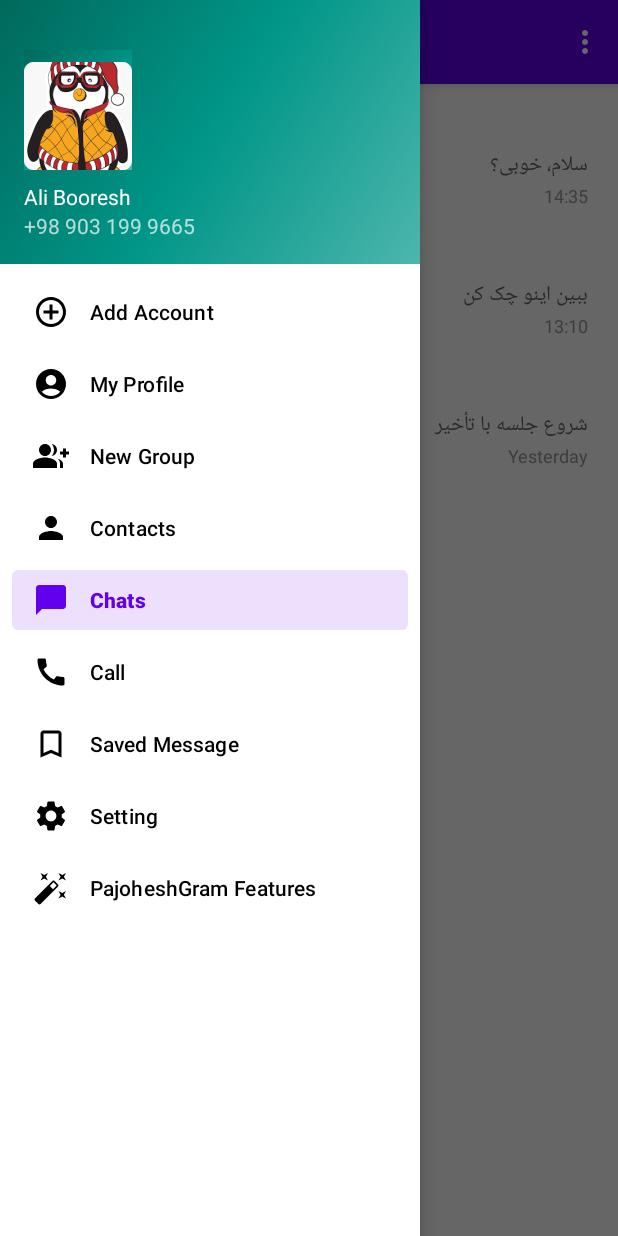
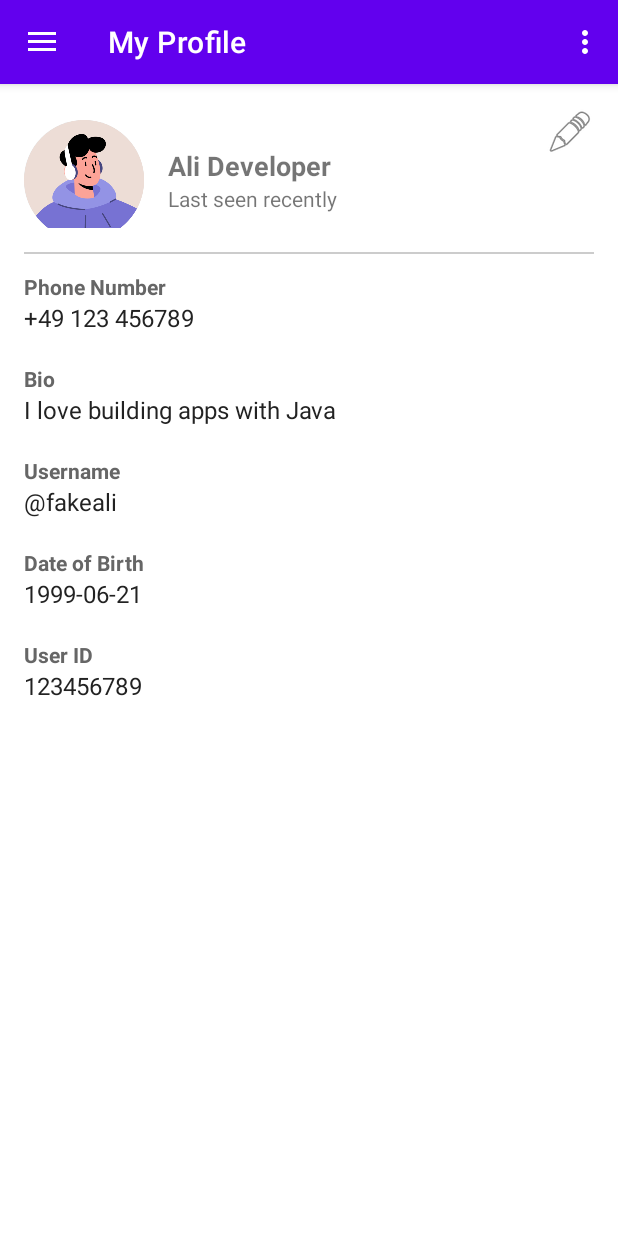
Before and after one commit to alibooresh/PajoheshGram, an Android app: the screen it shows after launch (MainActivity), in the side drawer, after a tap on "My Profile", on a phone screen of 412 x 824 dp. Run offline under Robolectric (Android 15) with nearby library versions, the phone set to English and light mode, and no system bars; our stand-ins replace navigation-ui.

Commit message:
add ProfileFragment

```diff
--- /dev/null
+++ b/app/src/main/java/com/example/pajoheshgram/ui/profile/ProfileFragment.java
@@ -0,0 +1,60 @@
+package com.example.pajoheshgram.ui.profile;
+
+import android.os.Bundle;
+import android.view.LayoutInflater;
+import android.view.View;
+import android.view.ViewGroup;
+import android.widget.ImageButton;
+import android.widget.ImageView;
+import android.widget.TextView;
+import android.widget.Toast;
+
+import androidx.annotation.NonNull;
+import androidx.annotation.Nullable;
+import androidx.fragment.app.Fragment;
+
+import com.example.pajoheshgram.R;
+
+public class ProfileFragment extends Fragment {
+
+    private TextView textName, textStatus, textPhone, textBio, textUsername, textDob, textUserId;
+    private ImageView profileImage;
+    private ImageButton btnEdit;
+
+    @Nullable
+    @Override
+    public View onCreateView(@NonNull LayoutInflater inflater, @Nullable ViewGroup container,
+                             @Nullable Bundle savedInstanceState) {
+        View view = inflater.inflate(R.layout.fragment_profile, container, false);
+
+        textName = view.findViewById(R.id.text_name);
+        textStatus = view.findViewById(R.id.text_status);
+        textPhone = view.findViewById(R.id.text_phone);
+        textBio = view.findViewById(R.id.text_bio);
+        textUsername = view.findViewById(R.id.text_username);
+        textDob = view.findViewById(R.id.text_dob);
+        textUserId = view.findViewById(R.id.text_user_id);
+        profileImage = view.findViewById(R.id.profile_image);
+        btnEdit = view.findViewById(R.id.btn_edit_profile);
+
+        loadMockUser();
+
+        btnEdit.setOnClickListener(v -> {
+            Toast.makeText(getContext(), "Edit profile clicked", Toast.LENGTH_SHORT).show();
+
+        });
+
+        return view;
+    }
+
+    private void loadMockUser() {
+        textName.setText("Ali Developer");
+        textStatus.setText("Last seen recently");
+        textPhone.setText("+49 123 456789");
+        textBio.setText("I love building apps with Java");
+        textUsername.setText("@fakeali");
+        textDob.setText("1999-06-21");
+        textUserId.setText("123456789");
+        profileImage.setImageResource(R.drawable.avatar_ali);
+    }
+}
--- /dev/null
+++ b/app/src/main/res/layout/activity_contact_detail.xml
@@ -0,0 +1,42 @@
+<LinearLayout xmlns:android="http://schemas.android.com/apk/res/android"
+    android:orientation="vertical"
+    android:gravity="center"
+    android:padding="24dp"
+    android:layout_width="match_parent"
+    android:layout_height="match_parent">
+
+    <ImageView
+        android:id="@+id/detail_avatar"
+        android:layout_width="96dp"
+        android:layout_height="96dp"
+        android:src="@drawable/ic_avatar_placeholder"
+        android:background="@drawable/avatar_circle"
+        android:scaleType="centerCrop" />
+
+    <TextView
+        android:id="@+id/detail_name"
+        android:layout_width="wrap_content"
+        android:layout_height="wrap_content"
+        android:text="Name"
+        android:textSize="24sp"
+        android:textStyle="bold"
+        android:paddingTop="16dp" />
+
+    <TextView
+        android:id="@+id/detail_number"
+        android:layout_width="wrap_content"
+        android:layout_height="wrap_content"
+        android:text="Phone"
+        android:textSize="24sp"
+        android:textStyle="bold"
+        android:paddingTop="16dp" />
+
+    <TextView
+        android:id="@+id/detail_status"
+        android:layout_width="wrap_content"
+        android:layout_height="wrap_content"
+        android:text="Status"
+        android:textSize="18sp"
+        android:textColor="#888888"
+        android:paddingTop="8dp" />
+</LinearLayout>
--- /dev/null
+++ b/app/src/main/res/layout/fragment_profile.xml
@@ -0,0 +1,127 @@
+<?xml version="1.0" encoding="utf-8"?>
+<ScrollView xmlns:android="http://schemas.android.com/apk/res/android"
+    android:layout_width="match_parent"
+    android:layout_height="match_parent"
+    android:padding="16dp">
+
+    <LinearLayout
+        android:layout_width="match_parent"
+        android:layout_height="wrap_content"
+        android:orientation="vertical">
+
+        <!-- Header Section -->
+        <RelativeLayout
+            android:layout_width="match_parent"
+            android:layout_height="wrap_content"
+            android:paddingBottom="16dp">
+
+            <ImageView
+                android:id="@+id/profile_image"
+                android:layout_width="80dp"
+                android:layout_height="80dp"
+                android:layout_alignParentStart="true"
+                android:layout_centerVertical="true"
+                android:layout_marginEnd="16dp"
+                android:background="@drawable/avatar_circle"
+                android:src="@drawable/ic_avatar_placeholder" />
+
+            <LinearLayout
+                android:layout_width="wrap_content"
+                android:layout_height="wrap_content"
+                android:layout_centerVertical="true"
+                android:layout_toEndOf="@id/profile_image"
+                android:orientation="vertical">
+
+                <TextView
+                    android:id="@+id/text_name"
+                    android:layout_width="wrap_content"
+                    android:layout_height="wrap_content"
+                    android:text="Ali Developer"
+                    android:textSize="18sp"
+                    android:textStyle="bold" />
+
+                <TextView
+                    android:id="@+id/text_status"
+                    android:layout_width="wrap_content"
+                    android:layout_height="wrap_content"
+                    android:text="Last seen recently"
+                    android:textSize="14sp" />
+            </LinearLayout>
+
+            <ImageButton
+                android:id="@+id/btn_edit_profile"
+                android:layout_width="wrap_content"
+                android:layout_height="wrap_content"
+                android:layout_alignParentTop="true"
+                android:layout_alignParentEnd="true"
+                android:background="?attr/selectableItemBackgroundBorderless"
+                android:src="@android:drawable/ic_menu_edit" />
+        </RelativeLayout>
+
+        <!-- Info Fields -->
+        <View
+            android:layout_width="match_parent"
+            android:layout_height="1dp"
+            android:background="#CCC" />
+
+        <TextView
+            style="@style/ProfileLabel"
+            android:layout_width="wrap_content"
+            android:layout_height="wrap_content"
+            android:text="Phone Number" />
+
+        <TextView
+            android:id="@+id/text_phone"
+            style="@style/ProfileValue"
+            android:layout_width="wrap_content"
+            android:layout_height="wrap_content" />
+
+        <TextView
+            style="@style/ProfileLabel"
+            android:layout_width="wrap_content"
+            android:layout_height="wrap_content"
+            android:text="Bio" />
+
+        <TextView
+            android:id="@+id/text_bio"
+            style="@style/ProfileValue"
+            android:layout_width="wrap_content"
+            android:layout_height="wrap_content" />
+
+        <TextView
+            style="@style/ProfileLabel"
+            android:layout_width="wrap_content"
+            android:layout_height="wrap_content"
+            android:text="Username" />
+
+        <TextView
+            android:id="@+id/text_username"
+            style="@style/ProfileValue"
+            android:layout_width="wrap_content"
+            android:layout_height="wrap_content" />
+
+        <TextView
+            style="@style/ProfileLabel"
+            android:layout_width="wrap_content"
+            android:layout_height="wrap_content"
+            android:text="Date of Birth" />
+
+        <TextView
+            android:id="@+id/text_dob"
+            style="@style/ProfileValue"
+            android:layout_width="wrap_content"
+            android:layout_height="wrap_content" />
+
+        <TextView
+            style="@style/ProfileLabel"
+            android:layout_width="wrap_content"
+            android:layout_height="wrap_content"
+            android:text="User ID" />
+
+        <TextView
+            android:id="@+id/text_user_id"
+            style="@style/ProfileValue"
+            android:layout_width="wrap_content"
+            android:layout_height="wrap_content" />
+    </LinearLayout>
+</ScrollView>
--- a/app/src/main/res/navigation/mobile_navigation.xml
+++ b/app/src/main/res/navigation/mobile_navigation.xml
@@ -36,4 +36,11 @@
         android:label="@string/menu_contacts"
         tools:layout="@layout/fragment_contacts" />
 
+    <fragment
+        android:id="@+id/nav_my_profile"
+        android:name="com.example.pajoheshgram.ui.profile.ProfileFragment"
+        android:label="@string/menu_my_profile"
+        tools:layout="@layout/fragment_profile" />
+
+
 </navigation>
--- /dev/null
+++ b/app/src/main/res/values/styles.xml
@@ -0,0 +1,16 @@
+<?xml version="1.0" encoding="utf-8"?>
+<resources>
+    <style name="ProfileLabel">
+        <item name="android:layout_marginTop">12dp</item>
+        <item name="android:textStyle">bold</item>
+        <item name="android:textColor">#666</item>
+        <item name="android:textSize">14sp</item>
+    </style>
+
+    <style name="ProfileValue">
+        <item name="android:textSize">16sp</item>
+        <item name="android:textColor">#222</item>
+        <item name="android:layout_marginBottom">8dp</item>
+    </style>
+
+</resources>
```
